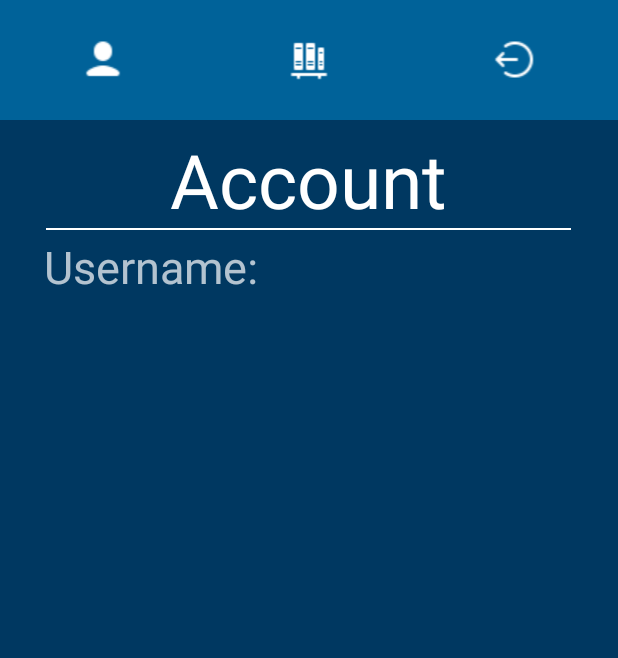
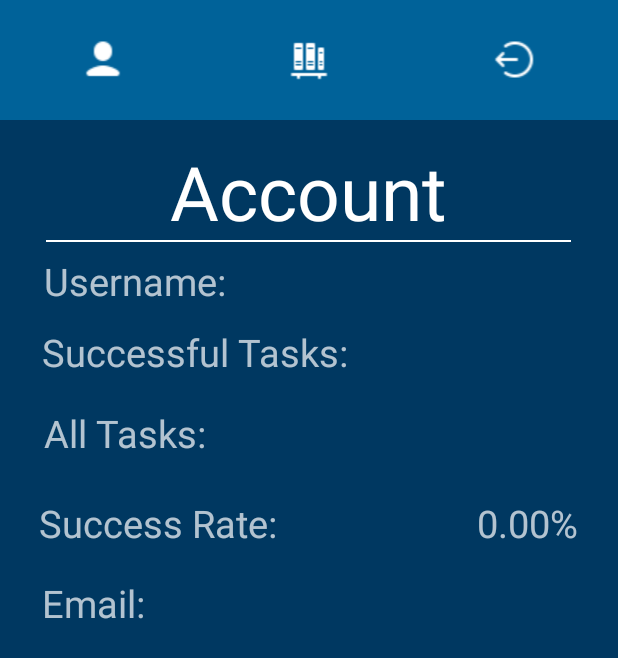
Before and after one commit to ajonpstz/Gamified-Learning-App, an Android app: the Homepage screen opened directly, with no data from a screen before it, on a phone screen of 412 x 824 dp. Shown: the top 658 px of the screen. Run offline under Robolectric (Android 15) with nearby library versions, the phone set to English and light mode, and no system bars; our stand-ins replace Firebase (no records; nobody signed in at launch, a user with empty details on screens opened directly); Roboto replaces fonts that are not available here; 3 statements that could not run were skipped.

Commit message:
Added more info for the Account Details page
there is now a Successful Tasks and Total Tasks counter that the app pulls from the server, a success rate is now calculated from that information.

Brad

```diff
--- a/app/build.gradle
+++ b/app/build.gradle
@@ -36,7 +36,6 @@ dependencies {
     implementation fileTree(dir: 'libs', include: ['*.jar'])
     implementation 'androidx.appcompat:appcompat:1.1.0'
     implementation 'androidx.constraintlayout:constraintlayout:1.1.3'
-    implementation 'com.google.firebase:firebase-database:16.0.4'
     testImplementation 'junit:junit:4.12'
     testImplementation 'androidx.test:core:1.2.0'
     testImplementation 'org.mockito:mockito-core:1.10.19'
@@ -44,8 +43,11 @@ dependencies {
     androidTestImplementation 'androidx.test.ext:junit:1.1.1'
     androidTestImplementation 'com.android.support:support-annotations:28.0.0'
     implementation 'com.github.nkzawa:socket.io-client:0.6.0'
+
+    // Firebase Libraries
     implementation 'com.google.firebase:firebase-analytics:17.2.1'
     implementation 'com.google.firebase:firebase-auth:19.1.0'
+    implementation 'com.google.firebase:firebase-firestore:21.3.0'
 
     // Core library
     androidTestImplementation 'androidx.test:core:1.2.0'
--- a/app/src/main/java/com/example/gamified_learning_app/Homepage.java
+++ b/app/src/main/java/com/example/gamified_learning_app/Homepage.java
@@ -11,6 +11,9 @@ import android.widget.Toast;
 
 import com.google.firebase.auth.FirebaseAuth;
 import com.google.firebase.auth.FirebaseUser;
+import com.google.firebase.firestore.DocumentReference;
+import com.google.firebase.firestore.DocumentSnapshot;
+import com.google.firebase.firestore.FirebaseFirestore;
 
 
 public class Homepage extends AppCompatActivity {
@@ -29,17 +32,41 @@ public class Homepage extends AppCompatActivity {
     @Override
     public void onStart() {
         super.onStart();
-        TextView userName = findViewById(R.id.userName);
 
         // Check if user is signed in (non-null) and update UI accordingly.
-
         mAuth.addAuthStateListener(new FirebaseAuth.AuthStateListener() {
             @Override
             public void onAuthStateChanged(@NonNull FirebaseAuth firebaseAuth) {
                 FirebaseUser user = firebaseAuth.getCurrentUser();
                 if (user == null) {
                 } else {
+                    TextView userName = findViewById(R.id.userName);
                     userName.setText(user.getDisplayName());
+
+                    FirebaseFirestore mDatabase = FirebaseFirestore.getInstance();
+
+                    TextView successfulTasks = findViewById(R.id.successfulTasks);
+                    TextView attempted = findViewById(R.id.attempted);
+                    TextView rate = findViewById(R.id.rate);
+
+                    DocumentReference userDetails = mDatabase.collection("userData").document(user.getUid());
+                    userDetails.get()
+                            .addOnSuccessListener(snapshot ->{
+                                successfulTasks.setText(Long.toString(snapshot.getLong("correctTasks")));
+                                attempted.setText(Long.toString(snapshot.getLong("attemptedTasks")));
+
+                                // calculate success rate
+                                double percentage;
+                                if(!attempted.getText().toString().equals("0"))
+                                {
+                                    percentage = Double.parseDouble(successfulTasks.getText().toString()) / Integer.parseInt(attempted.getText().toString()) * 100.00;
+                                }
+                                else
+                                {
+                                    percentage = 0;
+                                }
+                                rate.setText(String.format("%.2f", percentage) + "%");
+                            });
                 }
             }
         });
--- a/app/src/main/res/layout/activity_homepage.xml
+++ b/app/src/main/res/layout/activity_homepage.xml
@@ -80,7 +80,7 @@
 
         <LinearLayout
             android:layout_width="match_parent"
-            android:layout_height="68dp"
+            android:layout_height="84dp"
             android:gravity="center"
             android:orientation="vertical">>
 
@@ -99,7 +99,7 @@
 
         <LinearLayout
             android:layout_width="match_parent"
-            android:layout_height="48dp"
+            android:layout_height="wrap_content"
             android:gravity="center"
             android:orientation="horizontal">
 
@@ -109,14 +109,107 @@
                 android:layout_height="wrap_content"
                 android:ems="4"
                 android:text="@string/usernameTitle"
-                android:textSize="30sp" />
+                android:textSize="25sp" />
 
             <TextView
                 android:id="@+id/userName"
                 android:layout_width="180dp"
                 android:layout_height="wrap_content"
                 android:ems="4"
-                android:textSize="30sp" />
+                android:gravity="right"
+                android:textSize="25sp" />
+        </LinearLayout>
+
+        <LinearLayout
+            android:layout_width="match_parent"
+            android:layout_height="60dp"
+            android:gravity="center"
+            android:orientation="horizontal">
+
+            <TextView
+                android:id="@+id/correctTasksTitle"
+                android:layout_width="215dp"
+                android:layout_height="wrap_content"
+                android:ems="4"
+                android:text="@string/correctTasksTitle"
+                android:textSize="25sp" />
+
+            <TextView
+                android:id="@+id/successfulTasks"
+                android:layout_width="140dp"
+                android:layout_height="wrap_content"
+                android:ems="4"
+                android:gravity="right"
+                android:textSize="25sp" />
+        </LinearLayout>
+
+        <LinearLayout
+            android:layout_width="match_parent"
+            android:layout_height="60dp"
+            android:gravity="center"
+            android:orientation="horizontal">
+
+            <TextView
+                android:id="@+id/attemptedTitle"
+                android:layout_width="wrap_content"
+                android:layout_height="46dp"
+                android:ems="4"
+                android:text="@string/attemptedTitle"
+                android:textSize="25sp" />
+
+            <TextView
+                android:id="@+id/attempted"
+                android:layout_width="236dp"
+                android:layout_height="46dp"
+                android:ems="4"
+                android:textSize="25sp"
+                android:gravity="right"/>
+        </LinearLayout>
+
+        <LinearLayout
+            android:layout_width="match_parent"
+            android:layout_height="60dp"
+            android:gravity="center"
+            android:orientation="horizontal">
+
+            <TextView
+                android:id="@+id/SuccessRateTitle"
+                android:layout_width="165dp"
+                android:layout_height="46dp"
+                android:ems="4"
+                android:text="@string/SuccessRateTitle"
+                android:textSize="25sp" />
+
+            <TextView
+                android:id="@+id/rate"
+                android:layout_width="194dp"
+                android:layout_height="46dp"
+                android:ems="4"
+                android:gravity="right"
+                android:textSize="25sp" />
+        </LinearLayout>
+
+        <LinearLayout
+            android:layout_width="match_parent"
+            android:layout_height="46dp"
+            android:gravity="center"
+            android:orientation="horizontal">
+
+            <TextView
+                android:id="@+id/emailTitle"
+                android:layout_width="80dp"
+                android:layout_height="46dp"
+                android:ems="4"
+                android:text="@string/emailTitle"
+                android:textSize="25sp" />
+
+            <TextView
+                android:id="@+id/email"
+                android:layout_width="276dp"
+                android:layout_height="46dp"
+                android:ems="4"
+                android:gravity="right"
+                android:textSize="25sp" />
         </LinearLayout>
 
     </LinearLayout>
--- a/app/src/main/res/values/strings.xml
+++ b/app/src/main/res/values/strings.xml
@@ -4,4 +4,9 @@
     <string name="Email">Email:</string>
     <string name="AccountDetails">Account Details</string>
     <string name="usernameTitle">Username:</string>
+    <string name="pointTitle">Score:</string>
+    <string name="correctTasksTitle">Successful Tasks:</string>
+    <string name="attemptedTitle">All Tasks:</string>
+    <string name="emailTitle">Email:</string>
+    <string name="SuccessRateTitle">Success Rate:</string>
 </resources>
```
